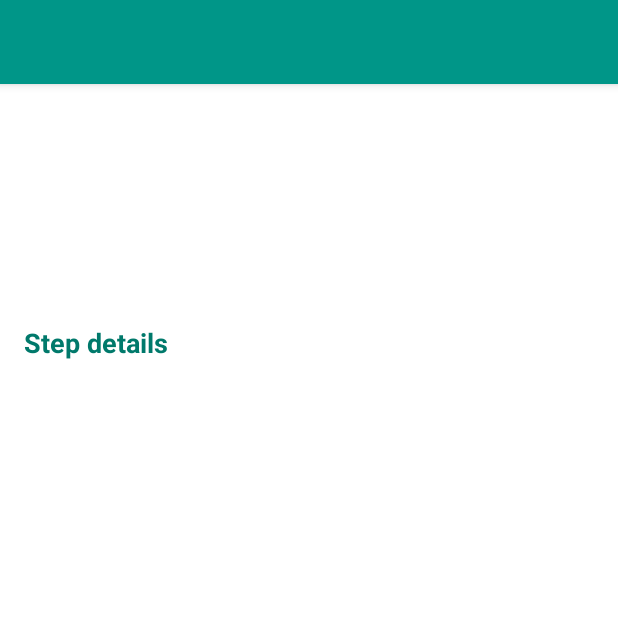
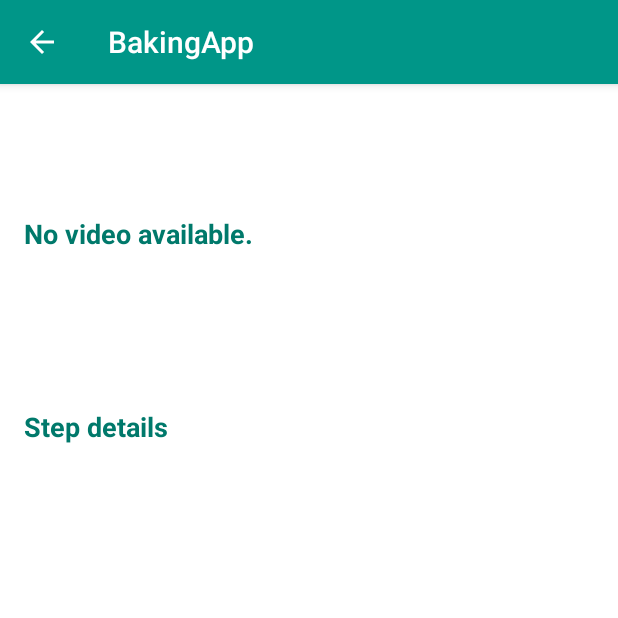
Before and after one commit to justodepp/BakingApp-nd801, an Android app: the fragment FragmentStepper placed in its activity, on a phone screen of 412 x 824 dp, the top half of it. Run offline under Robolectric (Android 15) with nearby library versions, the phone set to English and light mode, and no system bars; our stand-ins replace Picasso, Timber, data binding; libraries missing offline, so code that uses them is left out: com.stepstone.stepper; plain views replace SimpleExoPlayerView, StepperLayout; network calls fail; pictures from the network do not load; 9 statements that could not run were skipped.

Commit message:
WIP step process / fix display content on step

```diff
--- a/app/src/main/java/com/deeper/bakingapp/ui/RecipeDetailsActivity.java
+++ b/app/src/main/java/com/deeper/bakingapp/ui/RecipeDetailsActivity.java
@@ -96,7 +96,6 @@ public class RecipeDetailsActivity extends AppCompatActivity implements Fragment
         Bundle bundle = new Bundle();
         bundle.putParcelable(StepperActivity.KEY_RECIPE, mRecipe);
         bundle.putParcelable(StepperActivity.KEY_SELECTED_STEP, step);
-
         intent.putExtras(bundle);
         startActivity(intent);
     }
--- a/app/src/main/java/com/deeper/bakingapp/ui/StepperActivity.java
+++ b/app/src/main/java/com/deeper/bakingapp/ui/StepperActivity.java
@@ -1,13 +1,16 @@
 package com.deeper.bakingapp.ui;
 
+import android.databinding.DataBindingUtil;
 import android.os.Bundle;
 import android.support.v7.app.AppCompatActivity;
+import android.view.MenuItem;
 import android.view.View;
 import android.widget.Toast;
 
 import com.deeper.bakingapp.R;
 import com.deeper.bakingapp.data.network.model.BakingResponse;
 import com.deeper.bakingapp.data.network.model.BakingStep;
+import com.deeper.bakingapp.databinding.ActivityDetailsStepperBinding;
 import com.deeper.bakingapp.ui.adapter.MyStepperAdapter;
 import com.stepstone.stepper.StepperLayout;
 import com.stepstone.stepper.VerificationError;
@@ -21,7 +24,8 @@ public class StepperActivity extends AppCompatActivity implements StepperLayout.
     public static final String KEY_RECIPE = "recipe";
     public static final String KEY_SELECTED_STEP = "selected_step";
 
-    private StepperLayout mStepperLayout;
+    ActivityDetailsStepperBinding mBinding;
+
     private BakingResponse mRecipe;
     private BakingStep step;
 
@@ -29,15 +33,38 @@ public class StepperActivity extends AppCompatActivity implements StepperLayout.
     protected void onCreate(Bundle savedInstanceState) {
         super.onCreate(savedInstanceState);
 
-        setContentView(R.layout.activity_details_stepper);
-        mStepperLayout = findViewById(R.id.stepperLayout);
+        mBinding = DataBindingUtil.setContentView(this, R.layout.activity_details_stepper);
 
         mRecipe = getIntent().getParcelableExtra(KEY_RECIPE);
         step = getIntent().getParcelableExtra(KEY_SELECTED_STEP);
 
-        mStepperLayout.setAdapter(new MyStepperAdapter(getSupportFragmentManager(),
+        initToolbar();
+
+        mBinding.stepperLayout.setAdapter(new MyStepperAdapter(getSupportFragmentManager(),
                 this, step, mRecipe));
-        mStepperLayout.setListener(this);
+        mBinding.stepperLayout.setListener(this);
+    }
+
+    private void initToolbar() {
+        setSupportActionBar(mBinding.toolbar);
+
+        if (getSupportActionBar() != null) {
+            getSupportActionBar().setTitle(mRecipe.getName());
+            getSupportActionBar().setDisplayHomeAsUpEnabled(true);
+        }
+    }
+
+    @Override
+    public boolean onOptionsItemSelected(MenuItem item) {
+        int id = item.getItemId();
+        switch (id) {
+            case android.R.id.home:
+                onBackPressed();
+                return true;
+
+            default:
+                return super.onOptionsItemSelected(item);
+        }
     }
 
     @Override
--- a/app/src/main/res/layout/activity_details_stepper.xml
+++ b/app/src/main/res/layout/activity_details_stepper.xml
@@ -5,24 +5,24 @@
     xmlns:tools="http://schemas.android.com/tools">
 
         <android.support.constraint.ConstraintLayout
-            android:id="@+id/constraint_view"
             android:layout_width="match_parent"
             android:layout_height="match_parent"
-            android:fitsSystemWindows="true"
-            android:orientation="vertical"
             tools:context=".ui.StepDetailActivity">
 
             <android.support.design.widget.AppBarLayout
                 android:id="@+id/appbar"
                 android:layout_width="match_parent"
-                android:layout_height="?actionBarSize"
-                android:theme="@style/ThemeOverlay.AppCompat.Dark.ActionBar">
+                android:layout_height="wrap_content"
+                android:theme="@style/AppTheme.AppBarOverlay"
+                android:transitionGroup="false"
+                app:layout_constraintTop_toTopOf="parent"
+                app:layout_constraintBottom_toTopOf="@id/step_detail_fragment">
 
                 <android.support.v7.widget.Toolbar
                     android:id="@+id/toolbar"
                     android:layout_width="match_parent"
-                    android:layout_height="match_parent"
-                    android:background="@color/colorPrimary"
+                    android:layout_height="?attr/actionBarSize"
+                    android:background="?attr/colorPrimary"
                     app:layout_scrollFlags="scroll|enterAlways"
                     app:popupTheme="@style/AppTheme.PopupOverlay" />
 
@@ -32,21 +32,23 @@
                 android:id="@+id/step_detail_fragment"
                 android:name="com.deeper.bakingapp.ui.FragmentBakingRecipeList"
                 android:layout_width="0dp"
-                android:layout_height="0dp"
+                android:layout_height="wrap_content"
+                app:layout_behavior="@string/appbar_scrolling_view_behavior"
                 app:layout_constraintTop_toBottomOf="@+id/appbar"
+                app:layout_constraintBottom_toTopOf="@+id/stepperLayout"
+                app:layout_constraintStart_toStartOf="parent"
                 app:layout_constraintEnd_toEndOf="parent"
-                app:layout_constraintStart_toStartOf="parent"
-                app:layout_constraintBottom_toTopOf="@+id/stepperLayout"
                 tools:layout="@layout/fragment_details_stepper" />
 
             <com.stepstone.stepper.StepperLayout
                 android:id="@+id/stepperLayout"
                 android:layout_width="0dp"
-                android:layout_height="match_parent"
+                android:layout_height="0dp"
                 android:background="@android:color/white"
+                app:layout_constraintTop_toBottomOf="@+id/step_detail_fragment"
                 app:layout_constraintEnd_toEndOf="parent"
                 app:layout_constraintStart_toStartOf="parent"
-                app:layout_constraintTop_toBottomOf="@+id/step_detail_fragment"
+                app:layout_constraintBottom_toBottomOf="parent"
                 app:ms_stepperType="dots"
                 tools:theme="@style/AppTheme" />
 
--- a/app/src/main/res/layout/fragment_details_stepper.xml
+++ b/app/src/main/res/layout/fragment_details_stepper.xml
@@ -31,6 +31,7 @@
                 android:id="@+id/label_video_not_available"
                 android:layout_width="match_parent"
                 android:layout_height="wrap_content"
+                android:layout_gravity="center"
                 android:visibility="gone"
                 android:padding="@dimen/activity_vertical_margin"
                 android:text="@string/step_video_not_available"
```
